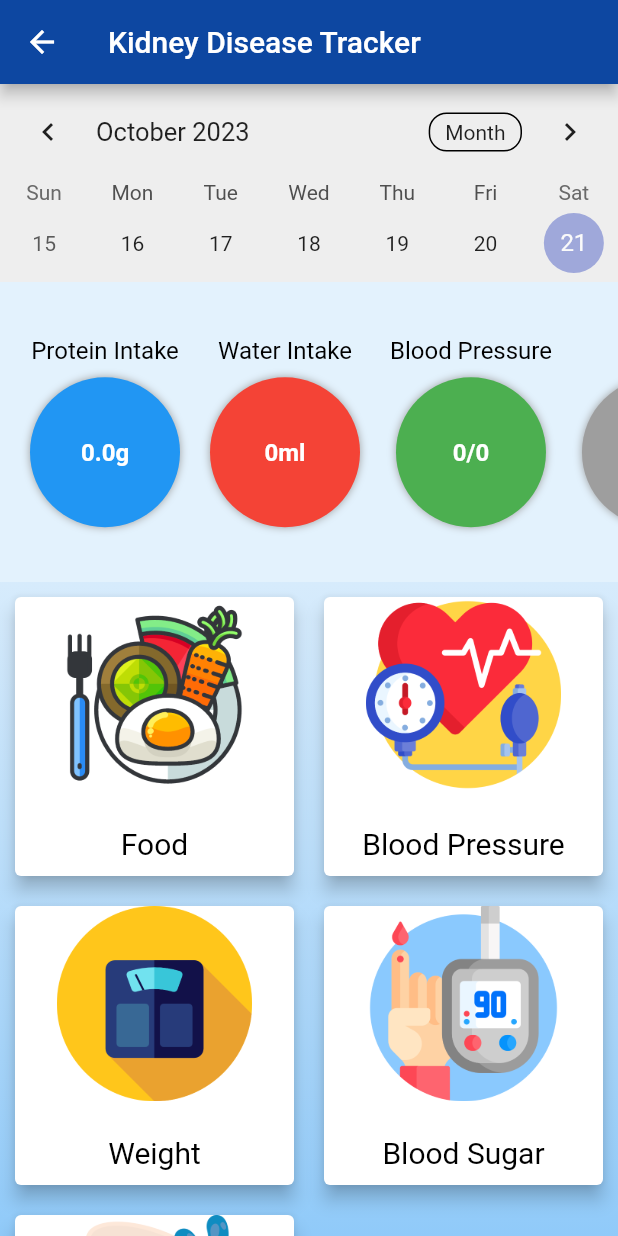
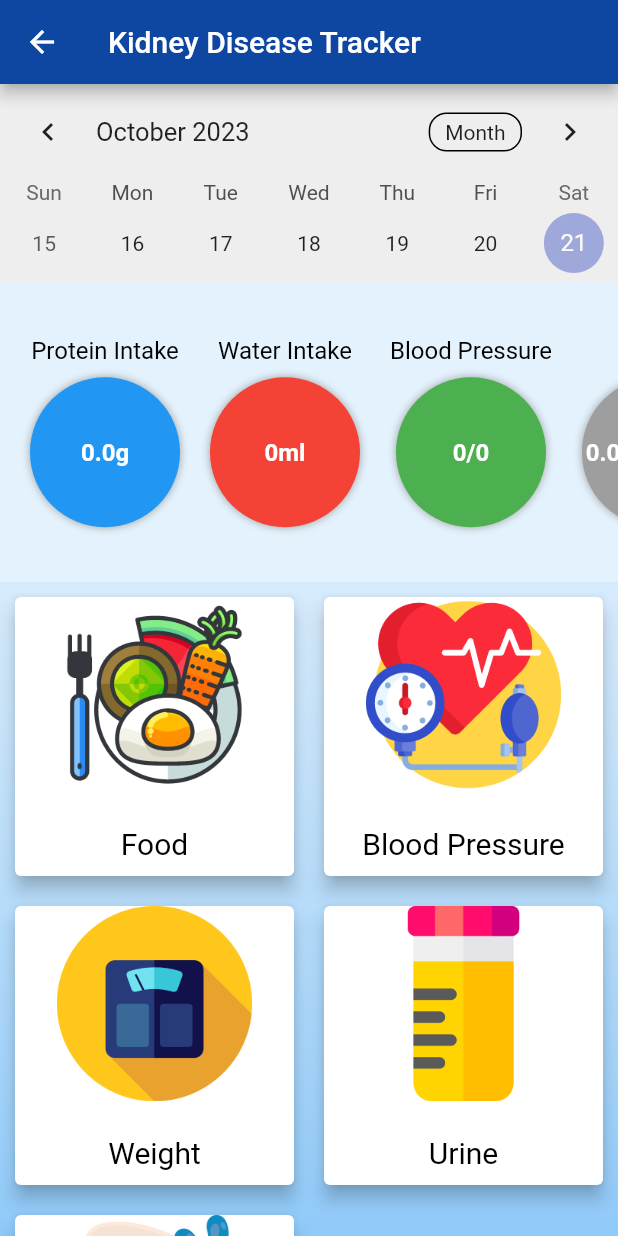
Before and after one commit to sadnamSakib/DP-I, a Flutter app: the KidneyTracker screen opened directly, on a phone screen of 412 x 824 dp. Run offline on Flutter 3.47's test engine with Material 2 defaults, Android fonts, the phone set to English and light mode, and no system bars; drawn by our look-alikes of table_calendar; our stand-ins replace cloud_firestore, file_picker, firebase_auth, firebase_core, firebase_storage, fluttertoast and 6 more; missing offline and left inert: android_alarm_manager_plus, openfoodfacts, vertical_weight_slider; accounts and stored records are empty; generated files the repository leaves out were written again.

Commit message:
changes in kidney tracker page for adding weight and urine tracker

```diff
--- a/lib/screens/patientInterface/healthTracker/kidneyDiseaseTracker/kidneyTracker.dart
+++ b/lib/screens/patientInterface/healthTracker/kidneyDiseaseTracker/kidneyTracker.dart
@@ -9,7 +9,11 @@ import 'package:flutter/material.dart';
 import 'package:table_calendar/table_calendar.dart';
 import 'package:design_project_1/services/healthTrackerService.dart';
 
+import '../../../../models/UrineModel.dart';
+import '../../../../models/weightModel.dart';
 import '../bloodPressureTrackerScreen.dart';
+import '../weightTracker.dart';
+import 'UrineTracker.dart';
 
 class KidneyTracker extends StatefulWidget {
   const KidneyTracker({super.key});
@@ -28,19 +32,19 @@ class _KidneyTrackerState extends State<KidneyTracker> {
   DateTime _focusedDay = DateTime.now();
   DateTime? _selectedDay;
   String formattedDate = "${DateTime.now().year}-${DateTime.now().month}-${DateTime.now().day}";
-  List<measurement> Measurements = [(measurement('Food', 'assets/images/food.png')), measurement('Blood Pressure', 'assets/images/bloodPressure.png'), measurement('Weight', 'assets/images/weight.png'), measurement('Blood Sugar', 'assets/images/bloodSugar.png'), measurement('Water', 'assets/images/water.png')];
+  List<measurement> Measurements = [(measurement('Food', 'assets/images/food.png')), measurement('Blood Pressure', 'assets/images/bloodPressure.png'), measurement('Weight', 'assets/images/weight.png'), measurement('Urine', 'assets/images/urine.png'), measurement('Water', 'assets/images/water.png')];
   String proteinIntake = '0';
   String waterIntake = '0';
   String bloodPressure = '0/0';
   String weight = '0';
-  String bloodSugar = '0';
+  String urine = '0';
   @override
   void initState() {
     loadProteinData();
     loadWaterData();
     loadBloodPressureData();
-    // loadWeightData();
-    // loadBloodSugarData();
+    loadWeightData();
+    loadUrineData();
   }
 
   void loadData(){
@@ -48,8 +52,8 @@ class _KidneyTrackerState extends State<KidneyTracker> {
     loadProteinData();
     loadWaterData();
     loadBloodPressureData();
-    // loadWeightData();
-    // loadBloodSugarData();
+    loadWeightData();
+    loadUrineData();
   }
   void loadProteinData() async {
     print(formattedDate);
@@ -71,6 +75,24 @@ class _KidneyTrackerState extends State<KidneyTracker> {
       if(bpData.length > 0)
       bloodPressure = bpData.last.systolic.toString() + '/' + bpData[0].diastolic.toString();
       else bloodPressure = '0/0';
+    });
+  }
+  void loadWeightData() async {
+    Weight weightData = await healthTrackerService(uid: FirebaseAuth.instance.currentUser!.uid).getWeightDataWithDate(formattedDate);
+    setState(() {
+      weight = weightData.beforeMeal.toString() + 'kg' + ' / ' + weightData.afterMeal.toString() + 'kg';
+    });
+
+
+  }
+  void loadUrineData() async{
+    List<Urine> urineData = await healthTrackerService(uid: FirebaseAuth.instance.currentUser!.uid).getUrineDataWithDate(formattedDate);
+    double totalUrineVolume = 0.0;
+    for(Urine u in urineData){
+      totalUrineVolume += u.volume;
+    }
+    setState(() {
+      urine = totalUrineVolume.toString() + 'ml';
     });
   }
   @override
@@ -160,7 +182,7 @@ class _KidneyTrackerState extends State<KidneyTracker> {
                   Padding(padding: EdgeInsets.all(10)),
                   DataVisualizer(data : weight, title: 'Weight', circleColor: Colors.grey, radius: 50.0),
                   Padding(padding: EdgeInsets.all(10)),
-                  DataVisualizer(data: bloodSugar, title: 'Blood Sugar', circleColor: Colors.purple, radius: 50.0),
+                  DataVisualizer(data: urine, title: 'Urine', circleColor: Colors.purple, radius: 50.0),
                   Padding(padding: EdgeInsets.all(10)),
 
                   // Add more VisualizerWidget() as needed
@@ -191,6 +213,18 @@ class _KidneyTrackerState extends State<KidneyTracker> {
                           Navigator.push(
                             context,
                             MaterialPageRoute(builder: (context) => BloodPressureTracker()),
+                          );
+                        }
+                        else if (measure.name == 'Weight') {
+                          Navigator.push(
+                            context,
+                            MaterialPageRoute(builder: (context) => WeightTracker()),
+                          );
+                        }
+                        else if (measure.name == 'Urine') {
+                          Navigator.push(
+                            context,
+                            MaterialPageRoute(builder: (context) => UrineTracker()),
                           );
                         }
                       },
@@ -231,11 +265,6 @@ class _KidneyTrackerState extends State<KidneyTracker> {
                         ),
                       ),
                     ),
-
-
-
-
-
                 ]
 
             ),
```
